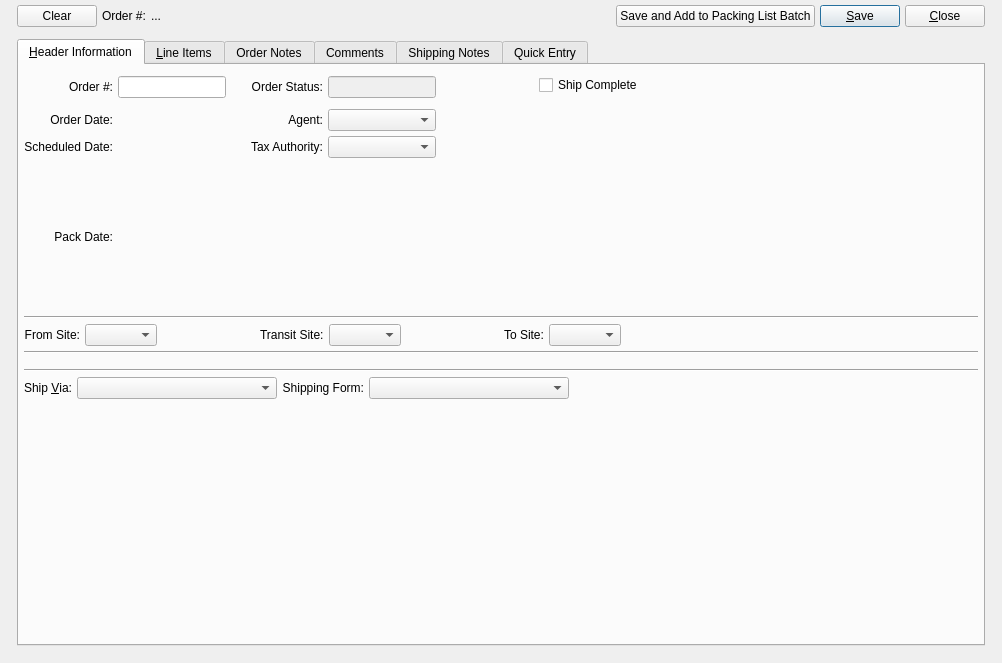
First picture: the form in xtuple/trunk/guiclient/transferOrder.ui, repository WooodHead/xtuple, before the edit.
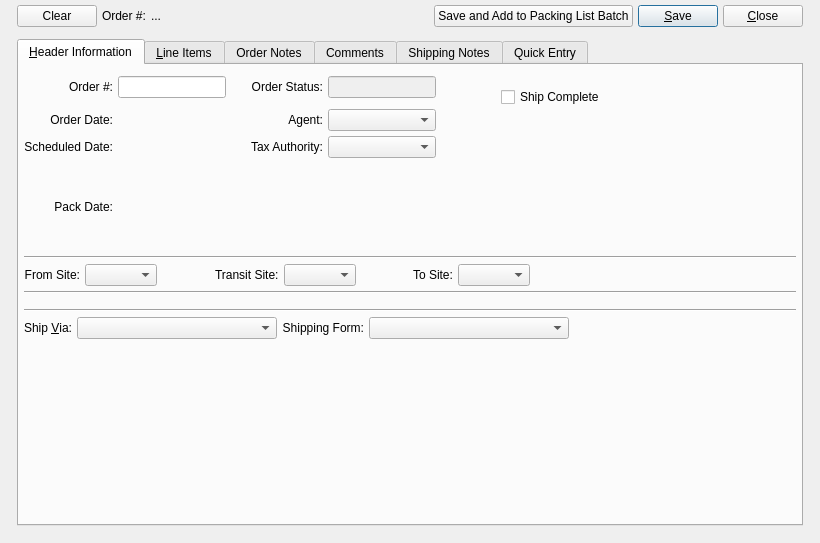
Second picture: the form after the edit. Custom widgets are drawn as their Qt base class.

Commit message: issue #7264:  More transfer order touch ups for windows.

```diff
--- a/xtuple/trunk/guiclient/transferOrder.ui
+++ b/xtuple/trunk/guiclient/transferOrder.ui
@@ -5,8 +5,8 @@
    <rect>
     <x>0</x>
     <y>0</y>
-    <width>1002</width>
-    <height>663</height>
+    <width>820</width>
+    <height>543</height>
    </rect>
   </property>
   <property name="windowTitle" >
@@ -291,11 +291,17 @@
              <layout class="QVBoxLayout" >
               <item>
                <layout class="QVBoxLayout" >
+                <property name="topMargin" >
+                 <number>6</number>
+                </property>
                 <item>
                  <widget class="ProjectCluster" name="_project" />
                 </item>
                 <item>
                  <layout class="QHBoxLayout" >
+                  <property name="topMargin" >
+                   <number>6</number>
+                  </property>
                   <item>
                    <spacer>
                     <property name="orientation" >
```
The commit also changes 1 other file.
